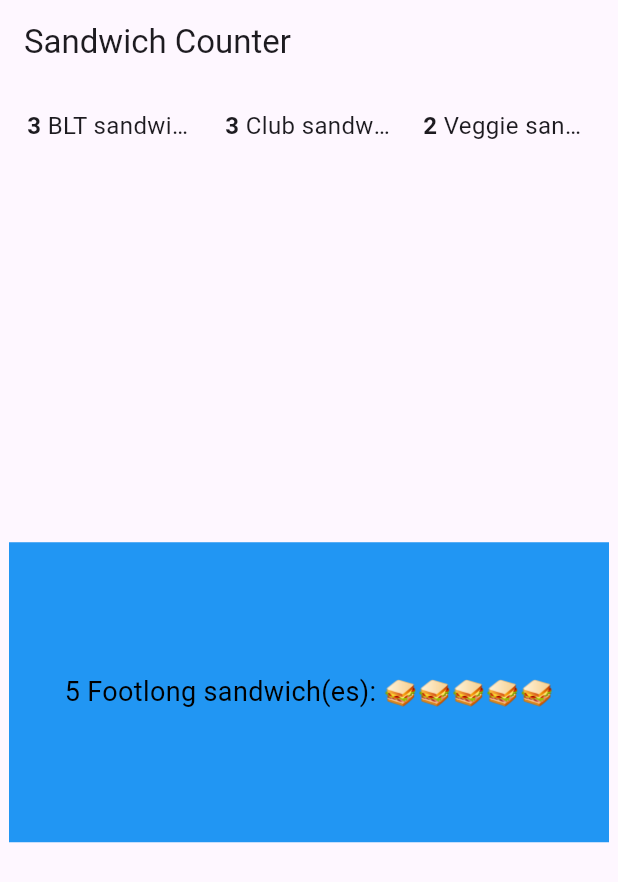
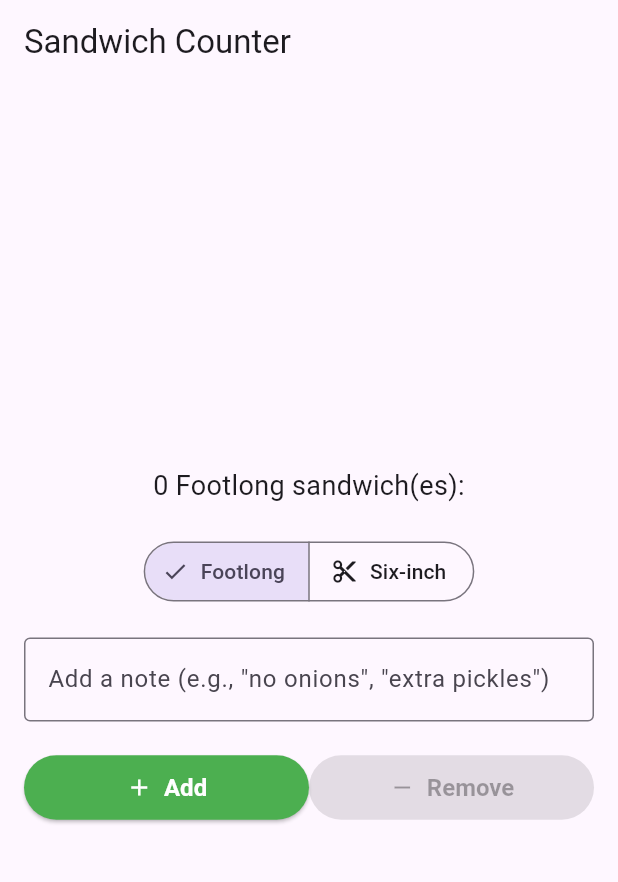
Before and after one commit to Minshal2004/sandwich_shop, a Flutter app: the screen it shows after launch, on a phone screen of 412 x 824 dp. Shown: the top 882 px of the screen. Run offline on Flutter 3.47's test engine with Material 3 defaults, Android fonts, the phone set to English and light mode, and no system bars.

Commit message:
Adjust code ready for wk 4

```diff
--- a/lib/main.dart
+++ b/lib/main.dart
@@ -6,171 +6,196 @@ void main() {
   runApp(const App());
 }
 
-// Main App
-
 class App extends StatelessWidget {
   const App({super.key});
 
   @override
   Widget build(BuildContext context) {
-    return MaterialApp(
+    return const MaterialApp(
       title: 'Sandwich Shop App',
-      home: Scaffold(
-        appBar: AppBar(title: const Text('Sandwich Counter')),
-        body: const Column(
-          children: [
-            Padding(
-              padding:
-                  EdgeInsets.only(top: 12.0, left: 12.0, right: 12.0),
-              child: Row(
+      home: OrderScreen(),
+    );
+  }
+}
+
+class OrderScreen extends StatefulWidget {
+  final int maxQuantity;
+
+  const OrderScreen({super.key, this.maxQuantity = 10});
+
+  @override
+  State<OrderScreen> createState() {
+    return _OrderScreenState();
+  }
+}
+
+class _OrderScreenState extends State<OrderScreen> {
+  int _quantity = 0;
+  String _note = '';
+  String _sandwichType = 'Footlong'; // 🆕 New state variable
+  final TextEditingController _noteController = TextEditingController();
+
+  void _increaseQuantity() {
+    if (_quantity < widget.maxQuantity) {
+      setState(() => _quantity++);
+    }
+  }
+
+  void _decreaseQuantity() {
+    if (_quantity > 0) {
+      setState(() => _quantity--);
+    }
+  }
+
+  @override
+  void dispose() {
+    _noteController.dispose();
+    super.dispose();
+  }
+
+  @override
+  Widget build(BuildContext context) {
+    final bool canAdd = _quantity < widget.maxQuantity;
+    final bool canRemove = _quantity > 0;
+
+    return Scaffold(
+      appBar: AppBar(
+        title: const Text('Sandwich Counter'),
+      ),
+      body: Center(
+        child: Padding(
+          padding: const EdgeInsets.all(16.0),
+          child: Column(
+            mainAxisAlignment: MainAxisAlignment.center,
+            children: <Widget>[
+              // Display sandwich order summary
+              OrderItemDisplay(
+                _quantity,
+                _sandwichType,
+              ),
+
+              const SizedBox(height: 20),
+
+              // 🆕 Sandwich type selector
+              SegmentedButton<String>(
+                segments: const <ButtonSegment<String>>[
+                  ButtonSegment(
+                    value: 'Footlong',
+                    label: Text('Footlong'),
+                    icon: Icon(Icons.straighten),
+                  ),
+                  ButtonSegment(
+                    value: 'Six-inch',
+                    label: Text('Six-inch'),
+                    icon: Icon(Icons.cut),
+                  ),
+                ],
+                selected: <String>{_sandwichType},
+                onSelectionChanged: (Set<String> newSelection) {
+                  setState(() {
+                    _sandwichType = newSelection.first;
+                  });
+                },
+              ),
+
+              const SizedBox(height: 20),
+
+              // Notes input field
+              TextField(
+                controller: _noteController,
+                decoration: const InputDecoration(
+                  border: OutlineInputBorder(),
+                  labelText: 'Add a note (e.g., "no onions", "extra pickles")',
+                ),
+                onChanged: (value) => setState(() => _note = value),
+              ),
+
+              const SizedBox(height: 20),
+
+              // Add / Remove buttons
+              Row(
                 mainAxisAlignment: MainAxisAlignment.spaceBetween,
                 children: [
-                  Expanded(child: OrderCompactDisplay(3, 'BLT sandwich(es)')),
-                  SizedBox(width: 8),
-                  Expanded(child: OrderCompactDisplay(3, 'Club sandwich(es)')),
-                  SizedBox(width: 8),
-                  Expanded(
-                      child: OrderCompactDisplay(2, 'Veggie sandwich(es)')),
+                  StyledButton(
+                    label: 'Add',
+                    icon: Icons.add,
+                    color: Colors.green,
+                    onPressed: canAdd ? _increaseQuantity : null,
+                  ),
+                  StyledButton(
+                    label: 'Remove',
+                    icon: Icons.remove,
+                    color: Colors.red,
+                    onPressed: canRemove ? _decreaseQuantity : null,
+                  ),
                 ],
               ),
-            ),
-            Expanded(
-              child: Center(
-                child: OrderItemDisplay(5, 'Footlong'),
-              ),
-            ),
-          ],
+
+              const SizedBox(height: 20),
+
+              // Display user note if any
+              if (_note.isNotEmpty)
+                Text(
+                  'Note: $_note',
+                  style: const TextStyle(fontStyle: FontStyle.italic),
+                ),
+            ],
+          ),
         ),
       ),
     );
   }
 }
 
+// Styled reusable button
+class StyledButton extends StatelessWidget {
+  final String label;
+  final IconData icon;
+  final Color color;
+  final VoidCallback? onPressed;
+
+  const StyledButton({
+    super.key,
+    required this.label,
+    required this.icon,
+    required this.color,
+    required this.onPressed,
+  });
+
+  @override
+  Widget build(BuildContext context) {
+    return Expanded(
+      child: ElevatedButton.icon(
+        onPressed: onPressed,
+        style: ElevatedButton.styleFrom(
+          backgroundColor: onPressed == null ? Colors.grey : color,
+          foregroundColor: Colors.white,
+          padding: const EdgeInsets.symmetric(horizontal: 20, vertical: 12),
+          textStyle: const TextStyle(
+            fontSize: 16,
+            fontWeight: FontWeight.bold,
+          ),
+        ),
+        icon: Icon(icon),
+        label: Text(label),
+      ),
+    );
+  }
+}
+
+// Displays the current sandwich order
 class OrderItemDisplay extends StatelessWidget {
+  final int quantity;
   final String itemType;
-
-  final int quantity;
 
   const OrderItemDisplay(this.quantity, this.itemType, {super.key});
 
   @override
   Widget build(BuildContext context) {
-    return Container(
-      width: 400,
-      height: 200,
-      color: Colors.blue,
-      alignment: Alignment.center,
-      child: Text(
-        '$quantity $itemType sandwich(es): ${List.filled(quantity, '🥪').join()}',
-        style: const TextStyle(color: Colors.black, fontSize: 18),
-        maxLines: 1,
-        overflow: TextOverflow.ellipsis,
-      ),
+    return Text(
+      '$quantity $itemType sandwich(es): ${'🥪' * quantity}',
+      style: const TextStyle(fontSize: 18),
+      textAlign: TextAlign.center,
     );
   }
 }
-
-// Compact display for top row
-
-class OrderCompactDisplay extends StatelessWidget {
-  final String itemType;
-
-  final int quantity;
-
-  const OrderCompactDisplay(this.quantity, this.itemType, {super.key});
-
-  @override
-  Widget build(BuildContext context) {
-    return Padding(
-      padding: const EdgeInsets.symmetric(horizontal: 6.0, vertical: 4.0),
-      child: Row(
-        mainAxisAlignment: MainAxisAlignment.start,
-        children: [
-          // Quantity first
-
-          Text(
-            '$quantity ',
-            style: const TextStyle(fontWeight: FontWeight.bold, fontSize: 16),
-          ),
-
-          // Sandwich name and emoji together
-
-          Expanded(
-            child: Text(
-              '$itemType ${List.filled(quantity, '🥪').join()}',
-              style: const TextStyle(fontSize: 16),
-              maxLines: 1,
-              overflow: TextOverflow.ellipsis,
-            ),
-          ),
-        ],
-      ),
-    );
-  }
-}
-
-// Example leftover template widgets (you can remove if not needed)
-
-class MyApp extends StatelessWidget {
-  const MyApp({super.key});
-
-  @override
-  Widget build(BuildContext context) {
-    return MaterialApp(
-      title: 'Sandwich Shop App',
-      theme: ThemeData(
-        colorScheme: ColorScheme.fromSeed(seedColor: Colors.green),
-      ),
-      home: const MyHomePage(title: 'My Sandwich Shop'),
-    );
-  }
-}
-
-class MyHomePage extends StatefulWidget {
-  const MyHomePage({super.key, required this.title});
-
-  final String title;
-
-  @override
-  State<MyHomePage> createState() => _MyHomePageState();
-}
-
-class _MyHomePageState extends State<MyHomePage> {
-  int _counter = 0;
-
-  void _incrementCounter() {
-    setState(() {
-      _counter++;
-    });
-  }
-
-  @override
-  Widget build(BuildContext context) {
-    return Scaffold(
-      appBar: AppBar(
-        backgroundColor: Theme.of(context).colorScheme.inversePrimary,
-        title: Text(widget.title),
-      ),
-      body: const Center(
-        child: Column(
-          mainAxisAlignment: MainAxisAlignment.center,
-          children: <Widget>[
-            Text(
-              'Welcome to my shop!',
-              style: TextStyle(
-                fontSize: 24,
-                color: Colors.green,
-                fontWeight: FontWeight.bold,
-              ),
-            ),
-          ],
-        ),
-      ),
-      floatingActionButton: FloatingActionButton(
-        onPressed: _incrementCounter,
-        tooltip: 'Increment',
-        child: const Icon(Icons.add),
-      ),
-    );
-  }
-}
```
